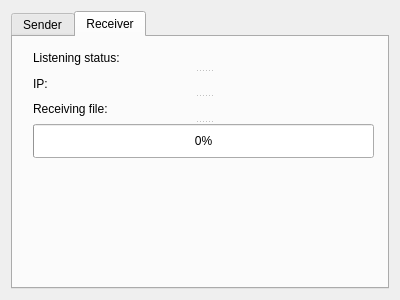
stryku/icyus, file sources/gui/icyus/form.ui: the form before one commit.
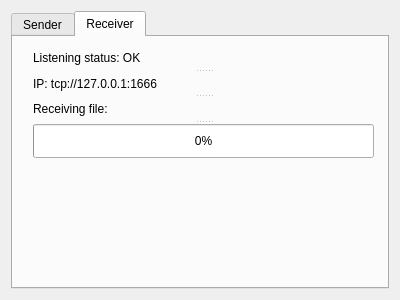
The form after the commit. The open tabs and pages were chosen to show the change.

Patch:
```diff
--- a/sources/gui/icyus/form.ui
+++ b/sources/gui/icyus/form.ui
@@ -115,12 +115,12 @@
        </property>
        <widget class="QLabel" name="labelListeningStatus">
         <property name="text">
-         <string>Listening status:</string>
+         <string>Listening status: OK</string>
         </property>
        </widget>
        <widget class="QLabel" name="labelReceiverIp">
         <property name="text">
-         <string>IP: </string>
+         <string>IP: tcp://127.0.0.1:1666</string>
         </property>
        </widget>
        <widget class="QLabel" name="labelReceivinFile">
```
